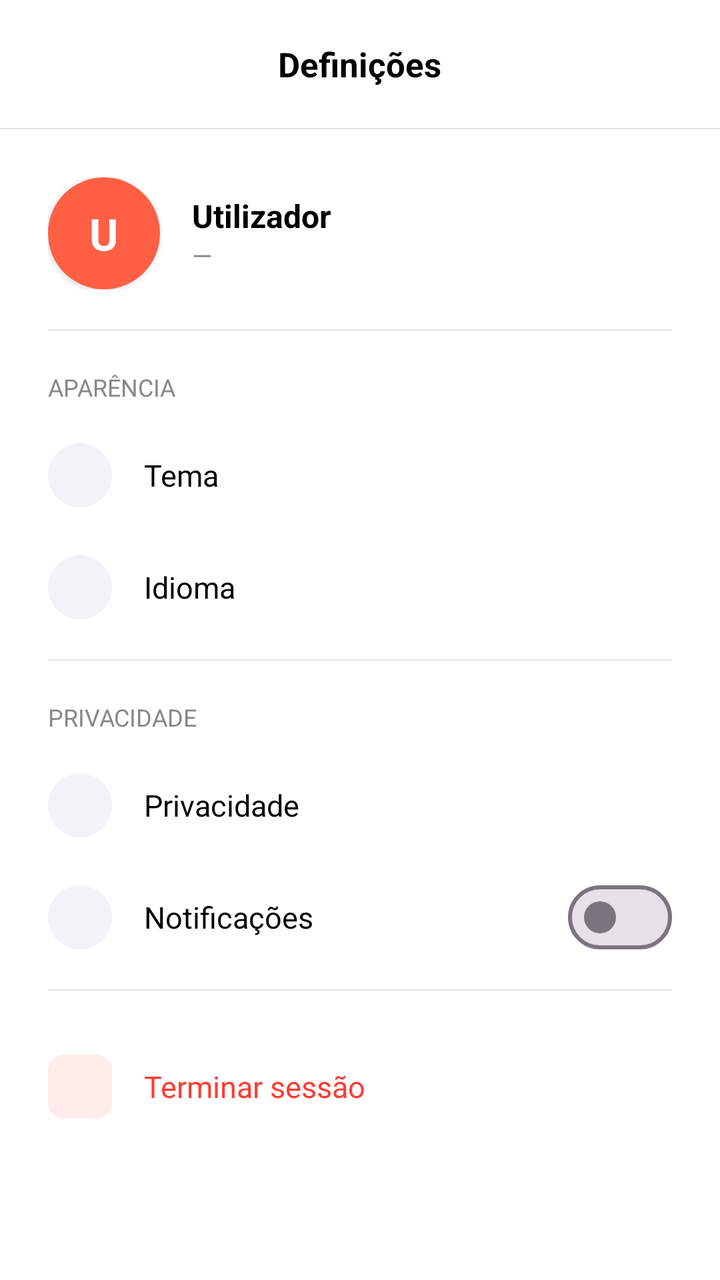
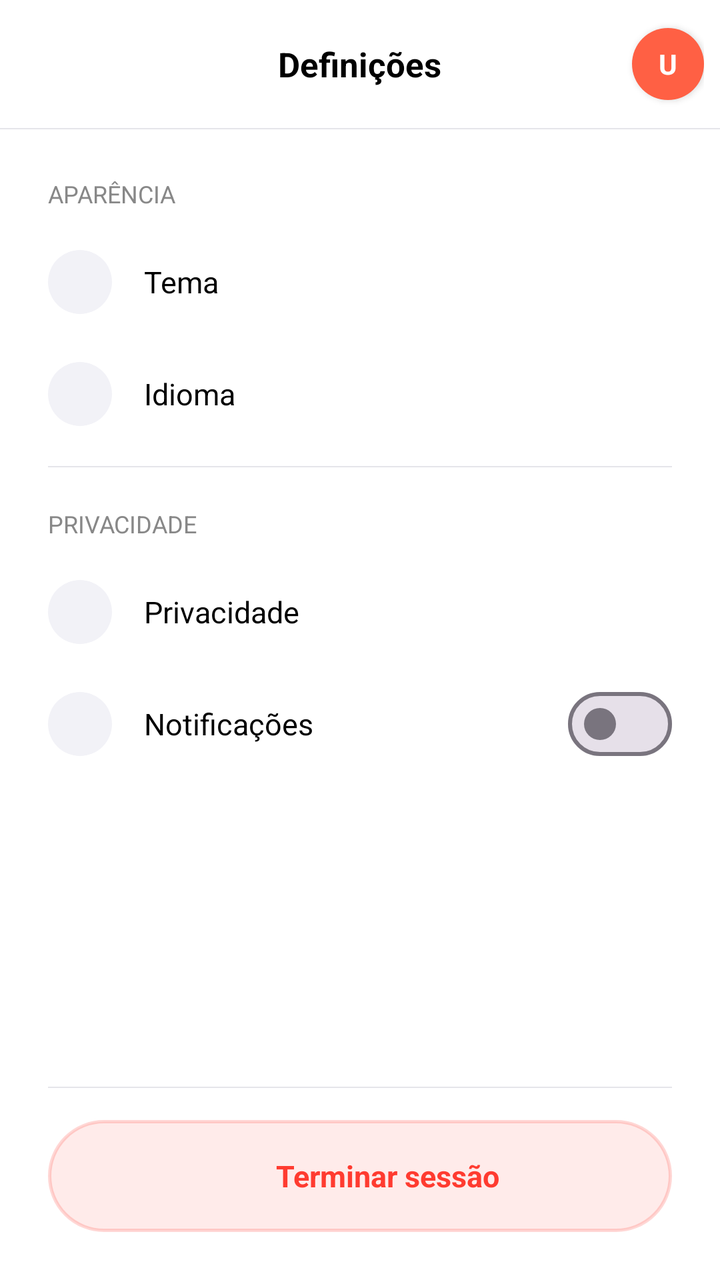

An Android layout rendered at two revisions. The XML below is the earlier revision; the diff shows what the commit changed to produce the second picture.
<!-- AndroidManifest.xml: activity theme Theme.IPC -->
<!-- res/layout/activity_settings.xml -->
<?xml version="1.0" encoding="utf-8"?>
<LinearLayout
    xmlns:android="http://schemas.android.com/apk/res/android"
    android:layout_width="match_parent"
    android:layout_height="match_parent"
    android:orientation="vertical"
    android:background="@color/background"
    android:fitsSystemWindows="true">

    
    <RelativeLayout
        android:id="@+id/settingsToolbar"
        android:layout_width="match_parent"
        android:layout_height="?attr/actionBarSize"
        android:paddingStart="4dp"
        android:paddingEnd="16dp"
        android:background="@color/appbar_background">

        <ImageView
            android:id="@+id/btnBack"
            android:layout_width="40dp"
            android:layout_height="40dp"
            android:padding="11dp"
            android:layout_centerVertical="true"
            android:layout_alignParentStart="true"
            android:background="?attr/selectableItemBackgroundBorderless"
            android:clickable="true"
            android:focusable="true" />

        <TextView
            android:layout_width="wrap_content"
            android:layout_height="wrap_content"
            android:layout_centerInParent="true"
            android:text="@string/drawer_settings"
            android:textSize="17sp"
            android:textStyle="bold"
            android:textColor="@color/text_primary" />

    </RelativeLayout>

    <View
        android:layout_width="match_parent"
        android:layout_height="0.5dp"
        android:background="@color/divider" />

    <ScrollView
        android:layout_width="match_parent"
        android:layout_height="match_parent"
        android:fillViewport="true"
        android:overScrollMode="never">

        <LinearLayout
            android:layout_width="match_parent"
            android:layout_height="wrap_content"
            android:orientation="vertical"
            android:paddingTop="24dp"
            android:paddingBottom="32dp">

            
            <LinearLayout
                android:layout_width="match_parent"
                android:layout_height="wrap_content"
                android:orientation="horizontal"
                android:gravity="center_vertical"
                android:paddingStart="24dp"
                android:paddingEnd="24dp"
                android:paddingBottom="20dp">

                
                <FrameLayout
                    android:id="@+id/avatarContainer"
                    android:layout_width="56dp"
                    android:layout_height="56dp"
                    android:background="@drawable/avatar_circle_bg"
                    android:clickable="true"
                    android:focusable="true"
                    android:elevation="2dp">

                    <TextView
                        android:id="@+id/avatarInitial"
                        android:layout_width="wrap_content"
                        android:layout_height="wrap_content"
                        android:layout_gravity="center"
                        android:textSize="22sp"
                        android:textStyle="bold"
                        android:textColor="#FFFFFF"
                        android:text="U" />

                </FrameLayout>

                
                <LinearLayout
                    android:layout_width="0dp"
                    android:layout_height="wrap_content"
                    android:layout_weight="1"
                    android:orientation="vertical"
                    android:paddingStart="16dp">

                    <TextView
                        android:id="@+id/settingsUserName"
                        android:layout_width="wrap_content"
                        android:layout_height="wrap_content"
                        android:text="Utilizador"
                        android:textSize="16sp"
                        android:textStyle="bold"
                        android:textColor="@color/text_primary" />

                    <TextView
                        android:id="@+id/settingsUserEmail"
                        android:layout_width="wrap_content"
                        android:layout_height="wrap_content"
                        android:text="—"
                        android:textSize="13sp"
                        android:textColor="@color/text_secondary" />

                </LinearLayout>

                <ImageView
                    android:id="@+id/chevronProfile"
                    android:layout_width="13dp"
                    android:layout_height="13dp" />

            </LinearLayout>

            <View
                android:layout_width="match_parent"
                android:layout_height="0.5dp"
                android:layout_marginStart="24dp"
                android:layout_marginEnd="24dp"
                android:layout_marginBottom="20dp"
                android:background="@color/divider" />

            
            <TextView
                android:layout_width="wrap_content"
                android:layout_height="wrap_content"
                android:text="Aparência"
                android:textSize="12sp"
                android:textAllCaps="true"
                android:textColor="@color/settings_section_label"
                android:paddingStart="24dp"
                android:paddingBottom="8dp" />

            <LinearLayout
                android:id="@+id/itemTheme"
                android:layout_width="match_parent"
                android:layout_height="56dp"
                android:orientation="horizontal"
                android:gravity="center_vertical"
                android:paddingStart="24dp"
                android:paddingEnd="24dp"
                android:background="?attr/selectableItemBackground"
                android:clickable="true"
                android:focusable="true">

                <FrameLayout
                    android:layout_width="32dp"
                    android:layout_height="32dp"
                    android:background="@drawable/drawer_icon_bg"
                    android:layout_marginEnd="16dp">

                    <ImageView
                        android:id="@+id/iconTheme"
                        android:layout_width="14dp"
                        android:layout_height="14dp"
                        android:layout_gravity="center" />

                </FrameLayout>

                <TextView
                    android:layout_width="0dp"
                    android:layout_height="wrap_content"
                    android:layout_weight="1"
                    android:text="Tema"
                    android:textSize="15sp"
                    android:textColor="@color/text_primary" />

                <TextView
                    android:id="@+id/labelTheme"
                    android:layout_width="wrap_content"
                    android:layout_height="wrap_content"
                    android:textSize="14sp"
                    android:textColor="@color/text_secondary"
                    android:layout_marginEnd="8dp" />

                <ImageView
                    android:id="@+id/chevronTheme"
                    android:layout_width="13dp"
                    android:layout_height="13dp" />

            </LinearLayout>

            <LinearLayout
                android:id="@+id/itemLanguage"
                android:layout_width="match_parent"
                android:layout_height="56dp"
                android:orientation="horizontal"
                android:gravity="center_vertical"
                android:paddingStart="24dp"
                android:paddingEnd="24dp"
                android:background="?attr/selectableItemBackground"
                android:clickable="true"
                android:focusable="true">

                <FrameLayout
                    android:layout_width="32dp"
                    android:layout_height="32dp"
                    android:background="@drawable/drawer_icon_bg"
                    android:layout_marginEnd="16dp">

                    <ImageView
                        android:id="@+id/iconLanguage"
                        android:layout_width="14dp"
                        android:layout_height="14dp"
                        android:layout_gravity="center" />

                </FrameLayout>

                <TextView
                    android:layout_width="0dp"
                    android:layout_height="wrap_content"
                    android:layout_weight="1"
                    android:text="Idioma"
                    android:textSize="15sp"
                    android:textColor="@color/text_primary" />

                <TextView
                    android:id="@+id/labelLanguage"
                    android:layout_width="wrap_content"
                    android:layout_height="wrap_content"
                    android:textSize="14sp"
                    android:textColor="@color/text_secondary"
                    android:layout_marginEnd="8dp" />

                <ImageView
                    android:id="@+id/chevronLanguage"
                    android:layout_width="13dp"
                    android:layout_height="13dp" />

            </LinearLayout>

            <View
                android:layout_width="match_parent"
                android:layout_height="0.5dp"
                android:layout_marginStart="24dp"
                android:layout_marginEnd="24dp"
                android:layout_marginTop="8dp"
                android:layout_marginBottom="20dp"
                android:background="@color/divider" />

            
            <TextView
                android:layout_width="wrap_content"
                android:layout_height="wrap_content"
                android:text="Privacidade"
                android:textSize="12sp"
                android:textAllCaps="true"
                android:textColor="@color/settings_section_label"
                android:paddingStart="24dp"
                android:paddingBottom="8dp" />

            <LinearLayout
                android:id="@+id/itemPrivacy"
                android:layout_width="match_parent"
                android:layout_height="56dp"
                android:orientation="horizontal"
                android:gravity="center_vertical"
                android:paddingStart="24dp"
                android:paddingEnd="24dp"
                android:background="?attr/selectableItemBackground"
                android:clickable="true"
                android:focusable="true">

                <FrameLayout
                    android:layout_width="32dp"
                    android:layout_height="32dp"
                    android:background="@drawable/drawer_icon_bg"
                    android:layout_marginEnd="16dp">

                    <ImageView
                        android:id="@+id/iconPrivacy"
                        android:layout_width="14dp"
                        android:layout_height="14dp"
                        android:layout_gravity="center" />

                </FrameLayout>

                <TextView
                    android:layout_width="0dp"
                    android:layout_height="wrap_content"
                    android:layout_weight="1"
                    android:text="Privacidade"
                    android:textSize="15sp"
                    android:textColor="@color/text_primary" />

                <ImageView
                    android:id="@+id/chevronPrivacy"
                    android:layout_width="13dp"
                    android:layout_height="13dp" />

            </LinearLayout>

            <LinearLayout
                android:id="@+id/itemNotifications"
                android:layout_width="match_parent"
                android:layout_height="56dp"
                android:orientation="horizontal"
                android:gravity="center_vertical"
                android:paddingStart="24dp"
                android:paddingEnd="24dp"
                android:background="?attr/selectableItemBackground"
                android:clickable="true"
                android:focusable="true">

                <FrameLayout
                    android:layout_width="32dp"
                    android:layout_height="32dp"
                    android:background="@drawable/drawer_icon_bg"
                    android:layout_marginEnd="16dp">

                    <ImageView
                        android:id="@+id/iconNotifications"
                        android:layout_width="14dp"
                        android:layout_height="14dp"
                        android:layout_gravity="center" />

                </FrameLayout>

                <TextView
                    android:layout_width="0dp"
                    android:layout_height="wrap_content"
                    android:layout_weight="1"
                    android:text="Notificações"
                    android:textSize="15sp"
                    android:textColor="@color/text_primary" />

                <com.google.android.material.materialswitch.MaterialSwitch
                    android:id="@+id/switchNotifications"
                    android:layout_width="wrap_content"
                    android:layout_height="wrap_content" />

            </LinearLayout>

            <View
                android:layout_width="match_parent"
                android:layout_height="0.5dp"
                android:layout_marginStart="24dp"
                android:layout_marginEnd="24dp"
                android:layout_marginTop="8dp"
                android:layout_marginBottom="20dp"
                android:background="@color/divider" />

            
            <LinearLayout
                android:id="@+id/itemLogout"
                android:layout_width="match_parent"
                android:layout_height="56dp"
                android:orientation="horizontal"
                android:gravity="center_vertical"
                android:paddingStart="24dp"
                android:paddingEnd="24dp"
                android:background="?attr/selectableItemBackground"
                android:clickable="true"
                android:focusable="true">

                <FrameLayout
                    android:layout_width="32dp"
                    android:layout_height="32dp"
                    android:background="@drawable/logout_icon_bg"
                    android:layout_marginEnd="16dp">

                    <ImageView
                        android:id="@+id/iconLogout"
                        android:layout_width="14dp"
                        android:layout_height="14dp"
                        android:layout_gravity="center" />

                </FrameLayout>

                <TextView
                    android:layout_width="0dp"
                    android:layout_height="wrap_content"
                    android:layout_weight="1"
                    android:text="@string/settings_logout"
                    android:textSize="15sp"
                    android:textColor="#FF3B30" />

            </LinearLayout>

        </LinearLayout>

    </ScrollView>

</LinearLayout>
<!-- resources referenced by this layout -->
<resources>
  <color name="appbar_background">#FFFFFF</color>
  <color name="background">#FFFFFF</color>
  <color name="divider">#E5E5EA</color>
  <color name="settings_section_label">#888888</color>
  <color name="text_primary">#000000</color>
  <color name="text_secondary">#888888</color>
  <!-- drawable avatar_circle_bg (drawable) -->
  <?xml version="1.0" encoding="utf-8"?>
  <shape xmlns:android="http://schemas.android.com/apk/res/android"
      android:shape="oval">
      <solid android:color="@color/colorPrimary" />
  </shape>
  <!-- drawable drawer_icon_bg (drawable) -->
  <?xml version="1.0" encoding="utf-8"?>
  <shape xmlns:android="http://schemas.android.com/apk/res/android"
      android:shape="oval">
      <solid android:color="@color/card_background" />
  </shape>
  <!-- drawable logout_icon_bg (drawable) -->
  <?xml version="1.0" encoding="utf-8"?>
  <shape xmlns:android="http://schemas.android.com/apk/res/android"
      android:shape="rectangle">
      <corners android:radius="8dp" />
      <solid android:color="#1AFF3B30" />
  </shape>
  <string name="drawer_settings">Definições</string>
  <string name="settings_logout">Terminar sessão</string>
  <style name="Theme.IPC" parent="Theme.Material3.DayNight.NoActionBar">
          <item name="colorPrimary">@color/colorPrimary</item>
          <item name="colorOnPrimary">@android:color/white</item>
          <item name="colorSurface">@color/surface</item>
          <item name="colorOnSurface">@color/text_primary</item>
          <item name="colorSurfaceVariant">@color/card_background</item>
          <item name="colorOnSurfaceVariant">@color/text_secondary</item>
          <item name="colorSurfaceContainerLow">@color/dialog_background</item>
          <item name="colorSurfaceContainerHigh">@color/dialog_background</item>
          <item name="colorSurfaceContainer">@color/dialog_background</item>
          <item name="colorControlActivated">@color/colorPrimary</item>
          <item name="colorControlHighlight">@color/ripple_color</item>
          <item name="android:colorEdgeEffect">@color/colorPrimary</item>
          <item name="android:textColorPrimary">@color/text_primary</item>
          <item name="android:textColorSecondary">@color/text_secondary</item>
          <item name="android:textColorHint">@color/text_hint</item>
          <item name="android:textCursorDrawable">@null</item>
          <item name="android:colorControlActivated">@color/cursor_color</item>
          <item name="android:statusBarColor">@android:color/transparent</item>
          <item name="android:navigationBarColor">@android:color/transparent</item>
          <item name="android:windowTranslucentStatus">false</item>
          <item name="android:windowTranslucentNavigation">false</item>
          <item name="android:windowBackground">@color/background</item>
      </style>
  <color name="colorPrimary">#FF6044</color>
  <color name="card_background">#F2F2F7</color>
  <color name="surface">#FFFFFF</color>
  <color name="dialog_background">#F2F2F7</color>
  <color name="ripple_color">#1A000000</color>
  <color name="text_hint">#AAAAAA</color>
  <color name="cursor_color">#FF6044</color>
</resources>

<!-- the commit's change to res/layout/activity_settings.xml (unified diff, before → after) -->
@@ -13,7 +13,7 @@
         android:layout_width="match_parent"
         android:layout_height="?attr/actionBarSize"
         android:paddingStart="4dp"
-        android:paddingEnd="16dp"
+        android:paddingEnd="8dp"
         android:background="@color/appbar_background">
 
         <ImageView
@@ -36,6 +36,30 @@
             android:textStyle="bold"
             android:textColor="@color/text_primary" />
 
+        
+        <FrameLayout
+            android:id="@+id/settingsAvatarBtn"
+            android:layout_width="36dp"
+            android:layout_height="36dp"
+            android:layout_centerVertical="true"
+            android:layout_alignParentEnd="true"
+            android:background="@drawable/avatar_circle_bg"
+            android:clickable="true"
+            android:focusable="true"
+            android:elevation="2dp">
+
+            <TextView
+                android:id="@+id/settingsAvatarInitial"
+                android:layout_width="wrap_content"
+                android:layout_height="wrap_content"
+                android:layout_gravity="center"
+                android:text="U"
+                android:textSize="14sp"
+                android:textStyle="bold"
+                android:textColor="#FFFFFF" />
+
+        </FrameLayout>
+
     </RelativeLayout>
 
     <View
@@ -45,7 +69,8 @@
 
     <ScrollView
         android:layout_width="match_parent"
-        android:layout_height="match_parent"
+        android:layout_height="0dp"
+        android:layout_weight="1"
         android:fillViewport="true"
         android:overScrollMode="never">
 
@@ -54,81 +79,7 @@
             android:layout_height="wrap_content"
             android:orientation="vertical"
             android:paddingTop="24dp"
-            android:paddingBottom="32dp">
-
-            
-            <LinearLayout
-                android:layout_width="match_parent"
-                android:layout_height="wrap_content"
-                android:orientation="horizontal"
-                android:gravity="center_vertical"
-                android:paddingStart="24dp"
-                android:paddingEnd="24dp"
-                android:paddingBottom="20dp">
-
-                
-                <FrameLayout
-                    android:id="@+id/avatarContainer"
-                    android:layout_width="56dp"
-                    android:layout_height="56dp"
-                    android:background="@drawable/avatar_circle_bg"
-                    android:clickable="true"
-                    android:focusable="true"
-                    android:elevation="2dp">
-
-                    <TextView
-                        android:id="@+id/avatarInitial"
-                        android:layout_width="wrap_content"
-                        android:layout_height="wrap_content"
-                        android:layout_gravity="center"
-                        android:textSize="22sp"
-                        android:textStyle="bold"
-                        android:textColor="#FFFFFF"
-                        android:text="U" />
-
-                </FrameLayout>
-
-                
-                <LinearLayout
-                    android:layout_width="0dp"
-                    android:layout_height="wrap_content"
-                    android:layout_weight="1"
-                    android:orientation="vertical"
-                    android:paddingStart="16dp">
-
-                    <TextView
-                        android:id="@+id/settingsUserName"
-                        android:layout_width="wrap_content"
-                        android:layout_height="wrap_content"
-                        android:text="Utilizador"
-                        android:textSize="16sp"
-                        android:textStyle="bold"
-                        android:textColor="@color/text_primary" />
-
-                    <TextView
-                        android:id="@+id/settingsUserEmail"
-                        android:layout_width="wrap_content"
-                        android:layout_height="wrap_content"
-                        android:text="—"
-                        android:textSize="13sp"
-                        android:textColor="@color/text_secondary" />
-
-                </LinearLayout>
-
-                <ImageView
-                    android:id="@+id/chevronProfile"
-                    android:layout_width="13dp"
-                    android:layout_height="13dp" />
-
-            </LinearLayout>
-
-            <View
-                android:layout_width="match_parent"
-                android:layout_height="0.5dp"
-                android:layout_marginStart="24dp"
-                android:layout_marginEnd="24dp"
-                android:layout_marginBottom="20dp"
-                android:background="@color/divider" />
+            android:paddingBottom="24dp">
 
             
             <TextView
@@ -158,13 +109,11 @@
                     android:layout_height="32dp"
                     android:background="@drawable/drawer_icon_bg"
                     android:layout_marginEnd="16dp">
-
                     <ImageView
                         android:id="@+id/iconTheme"
                         android:layout_width="14dp"
                         android:layout_height="14dp"
                         android:layout_gravity="center" />
-
                 </FrameLayout>
 
                 <TextView
@@ -207,13 +156,11 @@
                     android:layout_height="32dp"
                     android:background="@drawable/drawer_icon_bg"
                     android:layout_marginEnd="16dp">
-
                     <ImageView
                         android:id="@+id/iconLanguage"
                         android:layout_width="14dp"
                         android:layout_height="14dp"
                         android:layout_gravity="center" />
-
                 </FrameLayout>
 
                 <TextView
@@ -276,13 +223,11 @@
                     android:layout_height="32dp"
                     android:background="@drawable/drawer_icon_bg"
                     android:layout_marginEnd="16dp">
-
                     <ImageView
                         android:id="@+id/iconPrivacy"
                         android:layout_width="14dp"
                         android:layout_height="14dp"
                         android:layout_gravity="center" />
-
                 </FrameLayout>
 
                 <TextView
@@ -317,13 +262,11 @@
                     android:layout_height="32dp"
                     android:background="@drawable/drawer_icon_bg"
                     android:layout_marginEnd="16dp">
-
                     <ImageView
                         android:id="@+id/iconNotifications"
                         android:layout_width="14dp"
                         android:layout_height="14dp"
                         android:layout_gravity="center" />
-
                 </FrameLayout>
 
                 <TextView
@@ -341,54 +284,52 @@
 
             </LinearLayout>
 
-            <View
-                android:layout_width="match_parent"
-                android:layout_height="0.5dp"
-                android:layout_marginStart="24dp"
-                android:layout_marginEnd="24dp"
-                android:layout_marginTop="8dp"
-                android:layout_marginBottom="20dp"
-                android:background="@color/divider" />
-
-            
-            <LinearLayout
-                android:id="@+id/itemLogout"
-                android:layout_width="match_parent"
-                android:layout_height="56dp"
-                android:orientation="horizontal"
-                android:gravity="center_vertical"
-                android:paddingStart="24dp"
-                android:paddingEnd="24dp"
-                android:background="?attr/selectableItemBackground"
-                android:clickable="true"
-                android:focusable="true">
-
-                <FrameLayout
-                    android:layout_width="32dp"
-                    android:layout_height="32dp"
-                    android:background="@drawable/logout_icon_bg"
-                    android:layout_marginEnd="16dp">
-
-                    <ImageView
-                        android:id="@+id/iconLogout"
-                        android:layout_width="14dp"
-                        android:layout_height="14dp"
-                        android:layout_gravity="center" />
-
-                </FrameLayout>
-
-                <TextView
-                    android:layout_width="0dp"
-                    android:layout_height="wrap_content"
-                    android:layout_weight="1"
-                    android:text="@string/settings_logout"
-                    android:textSize="15sp"
-                    android:textColor="#FF3B30" />
-
-            </LinearLayout>
-
         </LinearLayout>
 
     </ScrollView>
 
+    
+    <LinearLayout
+        android:layout_width="match_parent"
+        android:layout_height="wrap_content"
+        android:orientation="vertical"
+        android:paddingStart="24dp"
+        android:paddingEnd="24dp"
+        android:paddingTop="12dp"
+        android:paddingBottom="24dp">
+
+        <View
+            android:layout_width="match_parent"
+            android:layout_height="0.5dp"
+            android:layout_marginBottom="16dp"
+            android:background="@color/divider" />
+
+        <LinearLayout
+            android:id="@+id/itemLogout"
+            android:layout_width="match_parent"
+            android:layout_height="56dp"
+            android:orientation="horizontal"
+            android:gravity="center"
+            android:background="@drawable/logout_btn_bg"
+            android:clickable="true"
+            android:focusable="true">
+
+            <ImageView
+                android:id="@+id/iconLogout"
+                android:layout_width="18dp"
+                android:layout_height="18dp"
+                android:layout_marginEnd="10dp" />
+
+            <TextView
+                android:layout_width="wrap_content"
+                android:layout_height="wrap_content"
+                android:text="@string/settings_logout"
+                android:textSize="15sp"
+                android:textStyle="bold"
+                android:textColor="#FF3B30" />
+
+        </LinearLayout>
+
+    </LinearLayout>
+
 </LinearLayout>
<!-- resource entries referenced after the edit -->
@@ -18,12 +18,13 @@
       android:shape="oval">
       <solid android:color="@color/card_background" />
   </shape>
-  <!-- drawable logout_icon_bg (drawable) -->
+  <!-- drawable logout_btn_bg (drawable) -->
   <?xml version="1.0" encoding="utf-8"?>
   <shape xmlns:android="http://schemas.android.com/apk/res/android"
       android:shape="rectangle">
-      <corners android:radius="8dp" />
+      <corners android:radius="100dp" />
       <solid android:color="#1AFF3B30" />
+      <stroke android:width="1.5dp" android:color="#33FF3B30" />
   </shape>
   <string name="drawer_settings">Definições</string>
   <string name="settings_logout">Terminar sessão</string>
